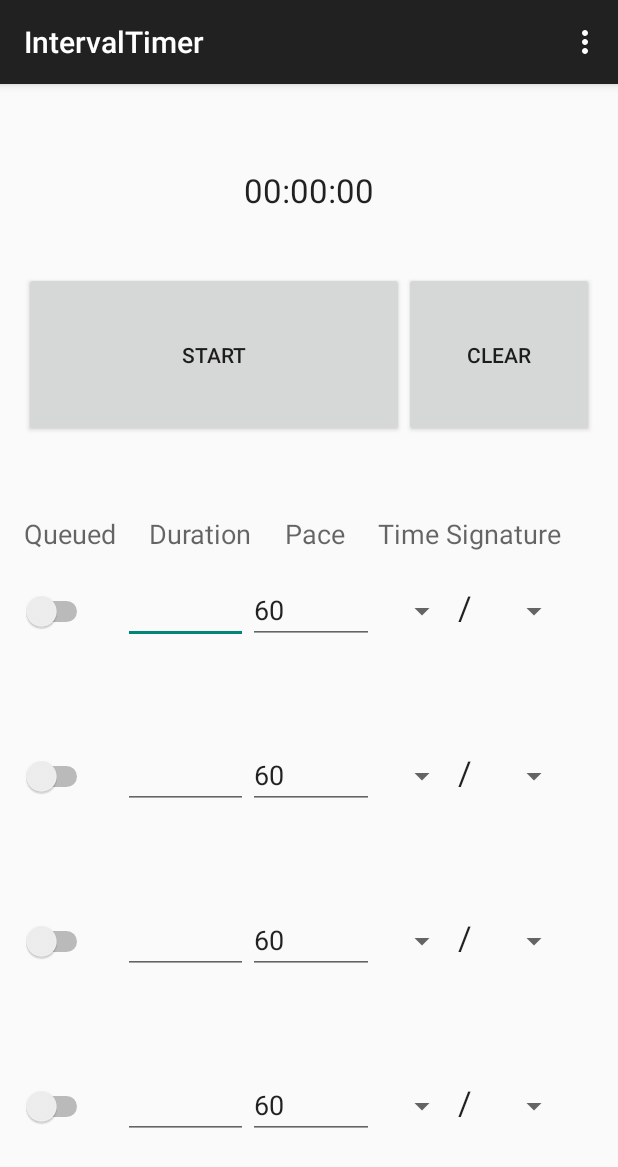
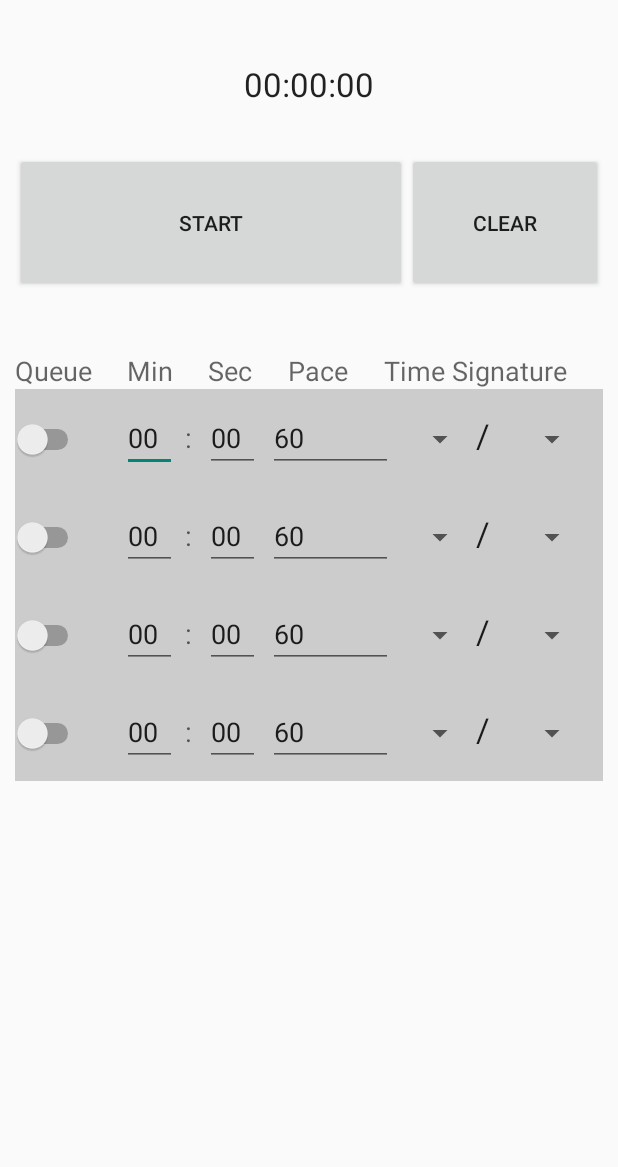
Before and after one commit to joenelsong/android_IntervalTimerMetronome, an Android app: the screen it shows after launch (MainActivity), on a phone screen of 412 x 824 dp. Shown: the top 1167 px of the screen. Run offline under Robolectric (Android 15) with nearby library versions, the phone set to English and light mode, and no system bars.

Commit message:
Dynamic Fragment Creation, Access to fragments from MainActivity working

```diff
--- a/app/src/main/java/com/joeynelson/timer/ClockFragment.java
+++ b/app/src/main/java/com/joeynelson/timer/ClockFragment.java
@@ -1,25 +1,29 @@
 package com.joeynelson.timer;
 
 import android.app.Activity;
+import android.content.DialogInterface;
+import android.graphics.Color;
 import android.net.Uri;
 import android.os.Bundle;
-import android.app.Fragment;
+import android.support.v4.app.Fragment;
 import android.util.Log;
 import android.view.LayoutInflater;
 import android.view.View;
 import android.view.ViewGroup;
+import android.support.v4.app.FragmentManager;
+import android.widget.LinearLayout;
 
-public class ClockFragment extends Fragment {
-
+public class ClockFragment extends Fragment
+{
     private boolean logging = true;
     private boolean twoPaneLayout;
 
 
-    public View onCreateView(LayoutInflater inflater, ViewGroup container, Bundle savedInstanceState) {
-        if (logging) Log.d("FirstFragment", "Start: onCreateView()");
-        View view = inflater.inflate(R.layout.fragment_clock, container, false);
 
 
+    public View onCreateView(LayoutInflater inflater, ViewGroup container, Bundle savedInstanceState) {
+        if (logging) Log.d("ClockFragment", "Start: onCreateView()");
+        View view = inflater.inflate(R.layout.fragment_clock, container, false);
 
         return view;
     }
--- a/app/src/main/java/com/joeynelson/timer/ControlsFragment.java
+++ b/app/src/main/java/com/joeynelson/timer/ControlsFragment.java
@@ -1,56 +1,77 @@
 package com.joeynelson.timer;
 
-import android.app.Activity;
-import android.net.Uri;
 import android.os.Bundle;
-import android.app.Fragment;
+import android.os.CountDownTimer;
+import android.support.v4.app.Fragment;
 import android.util.Log;
 import android.view.LayoutInflater;
 import android.view.View;
 import android.view.ViewGroup;
+import android.widget.EditText;
+import android.widget.LinearLayout;
 import android.widget.Spinner;
-
+import android.graphics.Color;
 public class ControlsFragment extends Fragment {
 
     private boolean logging = true;
     private boolean twoPaneLayout;
 
-    private Spinner sp1;
-    private Spinner sp2;
-    public View view;
+    private Spinner mTimeSigNum;
+    private Spinner mTimeSigDen;
+    private EditText mMinutes;
+    private EditText mSeconds;
+    private EditText mBPM;
+    private LinearLayout mLayout;
+
+    public Spinner getSpinner1() { return mTimeSigNum; }
+    public Spinner getSpinner2() { return mTimeSigDen; }
+    public void setSpinner1(int x) { mTimeSigNum.setSelection(x); }
+    public void setSpinner2(int x) { mTimeSigDen.setSelection(x); }
+    public void setLayoutColor(int c) { mLayout.setBackgroundColor(c);}
 
 
     public View onCreateView(LayoutInflater inflater, ViewGroup container, Bundle savedInstanceState) {
-        if (logging) Log.d("FirstFragment", "Start: onCreateView()");
+        if (logging) Log.d("ControlsFragment", "Start: onCreateView()");
         View view = inflater.inflate(R.layout.fragment_controls, container, false);
+
+        // Set Spinner Default Values
+        mTimeSigNum = (Spinner) view.findViewById(R.id.rythmspinner1);
+    //Log.d("ControlsFragment", "sp =" + mTimeSigNum);
+        mTimeSigDen = (Spinner) view.findViewById(R.id.rythmspinner2);
+        this.setSpinner1(3);
+        this.setSpinner2(3);
+
+        mMinutes = (EditText) view.findViewById(R.id.editTextMinutes);
+        mSeconds = (EditText) view.findViewById(R.id.editTextSeconds);
+        mBPM = (EditText) view.findViewById(R.id.paceText);
+
+        mLayout = (LinearLayout) view.findViewById(R.id.controlLayout);
+        mLayout.setBackgroundColor(Color.LTGRAY);
+
+
 
         return view;
     }
 
     @Override
     public void onActivityCreated(Bundle savedInstanceState) {
-        if (logging) Log.d("ClockFragment", "Start: onActivityCreated()");
+        if (logging) Log.d("ControlsFragment", "Start: onActivityCreated()");
         super.onActivityCreated(savedInstanceState);
 
-    // Set Spinner Default Values
-        sp1 = (Spinner)getActivity().findViewById(R.id.rythmspinner1);
-        sp1.setSelection(3);
-        sp2 = (Spinner)getActivity().findViewById(R.id.rythmspinner2);
-        sp2.setSelection(3);
 
-        /* ************************************************************** *
-        *                     Load Saved Player Names                     *
-        * *************************************************************** */
+        /* ***************************************************************
+        *                     Load Saved State Settings                  *
+        * ****************************************************************/
         if (savedInstanceState != null) {// Load Player and Temporary round scores
         }
     }
 
     @Override
     public void onSaveInstanceState(Bundle outState)
-    {  if (logging) Log.d("FirstFragment", "Start: onSaveInstanceState()");
-        /* ************************************************************** *
-        *                     Save Player Names                           *
-        * *************************************************************** */
+    {  if (logging) Log.d("ControlsFragment", "Start: onSaveInstanceState()");
+        /*****************************************************************
+        *                     Save State Settings                        *
+        *****************************************************************/
         super.onSaveInstanceState(outState);
     }
 
--- a/app/src/main/java/com/joeynelson/timer/MainActivity.java
+++ b/app/src/main/java/com/joeynelson/timer/MainActivity.java
@@ -1,23 +1,109 @@
 package com.joeynelson.timer;
 
-import android.support.v4.app.Fragment;
+import android.graphics.Color;
+import android.os.CountDownTimer;
+import android.support.v4.app.FragmentActivity;
 import android.support.v4.app.FragmentManager;
 import android.support.v4.app.FragmentTransaction;
-import android.support.v7.app.ActionBarActivity;
 import android.os.Bundle;
+import android.util.Log;
 import android.view.Menu;
 import android.view.MenuItem;
 import android.view.View;
-import android.widget.Spinner;
+import android.widget.Button;
 
 
-public class MainActivity extends ActionBarActivity {
+public class MainActivity extends FragmentActivity implements View.OnClickListener
+{
+    private boolean logging = true;
+
+    private int mNumberOfControls;
+    private Button mStartButton;
+
+
+    // Timer Variables //
+    private CountDownTimer mTimer;
+    private int mActiveTimerIndex;
+    private ControlsFragment[] mControlsFragments;
 
     @Override
     protected void onCreate(Bundle savedInstanceState) {
+    if (logging) Log.d("MainActivity", "Start: onCreate()");
         super.onCreate(savedInstanceState);
         setContentView(R.layout.activity_main);
+
+        // Initialize Widgets //
+        mStartButton = (Button) findViewById(R.id.start_button);
+        mStartButton.setOnClickListener(this);
+
+        // Check that the activity is using the layout version with
+        // the fragment_container FrameLayout
+        if (findViewById(R.id.fragment_container) != null) {
+
+            // However, if we're being restored from a previous state,
+            // then we don't need to do anything and should return or else
+            // we could end up with overlapping fragments.
+            if (savedInstanceState != null) {
+                return;
+            }
+
+            mNumberOfControls = 4;
+            String tag = "";
+            ControlsFragment ctrlfrag;
+
+            FragmentManager fragMan = getSupportFragmentManager();
+            FragmentTransaction fragTran = fragMan.beginTransaction();
+            for (int i = 0; i < mNumberOfControls; i++) {
+                tag = "cfrag"+i;
+                ctrlfrag = new ControlsFragment();
+                fragTran.add(R.id.fragment_container, ctrlfrag, tag);
+            }
+            fragTran.commit(); // commit additions
+            fragMan.executePendingTransactions();
+
+            // Populate Fragments Array
+            mControlsFragments = new ControlsFragment[mNumberOfControls];
+            for (int b = 0; b < mNumberOfControls; b++) {
+                tag = "cfrag"+b;
+                mControlsFragments[b] = (ControlsFragment) getSupportFragmentManager().findFragmentByTag(tag); //if (logging) Log.d("ClockFragment", "OnClick = " + cFrag);
+            }
+
+        }
     }
+    @Override
+    public void onClick(View view)
+    {
+        switch(view.getId())
+        {
+        case R.id.start_button:
+            highlightTimer(1);
+
+            break;
+
+        case R.id.clear_button:
+            break;
+        }
+
+    }
+
+
+    /*****************************************
+     * * *       Helper Functions        * * *
+     ****************************************/
+    public void UpdateTimerStates()
+    {
+
+    }
+    public void highlightTimer(int x)
+    {
+        mControlsFragments[x].setLayoutColor(Color.GREEN);
+    }
+    public void unhighlightTimer(int x)
+    {
+        mControlsFragments[x].setLayoutColor(Color.LTGRAY);
+    }
+
+
 
     @Override
     public boolean onCreateOptionsMenu(Menu menu) {
@@ -40,4 +126,6 @@ public class MainActivity extends ActionBarActivity {
 
         return super.onOptionsItemSelected(item);
     }
+
+
 }
--- /dev/null
+++ b/app/src/main/java/com/joeynelson/timer/Timer.java
@@ -0,0 +1,7 @@
+package com.joeynelson.timer;
+
+/**
+ * Created by joey on 8/9/2015.
+ */
+public class Timer {
+}
--- a/app/src/main/res/layout/activity_main.xml
+++ b/app/src/main/res/layout/activity_main.xml
@@ -17,11 +17,25 @@
         android:layout_weight=".7"
         android:layout_width="match_parent"
         android:layout_height="0dp" />
+
+    <LinearLayout
+        android:id="@+id/fragment_container"
+        android:orientation="vertical"
+        android:layout_width="match_parent"
+        android:layout_height="0dp"
+        android:layout_weight="6">
+
+    </LinearLayout>
+
+
+</LinearLayout>
+<!--
  <fragment android:name= "com.joeynelson.timer.ControlsFragment"
         android:id="@+id/controls_fragment1"
         android:layout_weight="1"
         android:layout_width="match_parent"
         android:layout_height="0dp" />
+
 <fragment android:name= "com.joeynelson.timer.ControlsFragment"
 android:id="@+id/controls_fragment2"
 android:layout_weight="1"
@@ -37,5 +51,4 @@
 android:layout_weight="1"
 android:layout_width="match_parent"
 android:layout_height="0dp" />
-
-</LinearLayout>
+-->
--- a/app/src/main/res/layout/fragment_clock.xml
+++ b/app/src/main/res/layout/fragment_clock.xml
@@ -24,14 +24,14 @@
             android:layout_width="0dp"
             android:layout_height="fill_parent"
             android:text="@string/start_button"
-            android:id="@+id/button"
+            android:id="@+id/start_button"
             android:layout_weight="2" />
 
         <Button
             android:layout_width="0dp"
             android:layout_height="fill_parent"
             android:text="Clear"
-            android:id="@+id/button2"
+            android:id="@+id/clear_button"
             android:layout_weight="1" />
     </LinearLayout>
 
--- a/app/src/main/res/layout/fragment_controls.xml
+++ b/app/src/main/res/layout/fragment_controls.xml
@@ -1,15 +1,17 @@
 <LinearLayout xmlns:android="http://schemas.android.com/apk/res/android"
     xmlns:tools="http://schemas.android.com/tools" android:layout_width="match_parent"
+    android:id="@+id/controlLayout"
     android:layout_height="wrap_content"
     android:paddingRight="@dimen/activity_horizontal_margin"
     android:paddingTop="@dimen/activity_vertical_margin"
     android:paddingBottom="@dimen/activity_vertical_margin" tools:context="com.joeynelson.timer.ControlsFragment"
-    android:orientation="horizontal">
+    android:orientation="horizontal"
+    android:background="#0f0b29f5">
 
         <Switch
             android:layout_width="0dp"
             android:layout_height="wrap_content"
-            android:id="@+id/switch1"
+            android:id="@+id/queueSwitch"
             android:checked="false"
             android:layout_weight=".5"
             android:enabled="true"
@@ -19,18 +21,40 @@
             android:layout_width="0dp"
             android:layout_height="wrap_content"
             android:inputType="number"
-            android:ems="4"
-            android:id="@+id/editText"
-            android:layout_weight=".9"
+            android:ems="2"
+            android:id="@+id/editTextMinutes"
+            android:layout_weight=".4"
             android:numeric="integer"
- />
+        android:text="00"
+        android:maxLength="2"
+        android:layout_marginLeft="5dp"
+        android:layout_marginRight="5dp" />
+
+    <TextView
+        android:layout_width="wrap_content"
+        android:layout_height="wrap_content"
+        android:textAppearance="?android:attr/textAppearanceMedium"
+        android:text=":"
+        android:id="@+id/textViewColon"
+        android:layout_weight=".1" />
+    <EditText
+        android:layout_width="0dp"
+        android:layout_height="wrap_content"
+        android:inputType="number"
+        android:ems="2"
+        android:id="@+id/editTextSeconds"
+        android:layout_weight=".4"
+        android:numeric="integer"
+        android:text="00"
+        android:maxLength="2"
+        android:layout_marginRight="5dp" />
 
     <EditText
             android:layout_width="0dp"
             android:layout_height="wrap_content"
             android:inputType="number"
             android:ems="3"
-            android:id="@+id/paceText1"
+            android:id="@+id/paceText"
             android:layout_weight=".9"
             android:text="60"
             android:numeric="integer"
--- a/app/src/main/res/layout/fragment_labels.xml
+++ b/app/src/main/res/layout/fragment_labels.xml
@@ -11,7 +11,7 @@
             android:layout_width="wrap_content"
             android:layout_height="wrap_content"
             android:textAppearance="?android:attr/textAppearanceMedium"
-            android:text="Queued"
+            android:text="Queue"
             android:id="@+id/textView3"
             android:layout_weight="1" />
 
@@ -19,9 +19,17 @@
             android:layout_width="wrap_content"
             android:layout_height="wrap_content"
             android:textAppearance="?android:attr/textAppearanceMedium"
-            android:text="Duration"
-            android:id="@+id/textView2"
+            android:text="Min"
+            android:id="@+id/textViewMin"
             android:layout_weight="1" />
+
+    <TextView
+        android:layout_width="wrap_content"
+        android:layout_height="wrap_content"
+        android:textAppearance="?android:attr/textAppearanceMedium"
+        android:text="Sec"
+        android:id="@+id/textViewSec"
+        android:layout_weight="1" />
 
         <TextView
             android:layout_width="wrap_content"
--- a/app/src/main/res/values-w820dp/dimens.xml
+++ b/app/src/main/res/values-w820dp/dimens.xml
@@ -2,5 +2,5 @@
     <!-- Example customization of dimensions originally defined in res/values/dimens.xml
          (such as screen margins) for screens with more than 820dp of available width. This
          would include 7" and 10" devices in landscape (~960dp and ~1280dp respectively). -->
-    <dimen name="activity_horizontal_margin">64dp</dimen>
+    <dimen name="activity_horizontal_margin">32dp</dimen>
 </resources>
--- a/app/src/main/res/values/dimens.xml
+++ b/app/src/main/res/values/dimens.xml
@@ -1,5 +1,5 @@
 <resources>
     <!-- Default screen margins, per the Android Design guidelines. -->
-    <dimen name="activity_horizontal_margin">16dp</dimen>
-    <dimen name="activity_vertical_margin">16dp</dimen>
+    <dimen name="activity_horizontal_margin">10dp</dimen>
+    <dimen name="activity_vertical_margin">10dp</dimen>
 </resources>
```
Also changed, not shown: 2 other files. Lines whose indentation alone changed are shown as unchanged.
